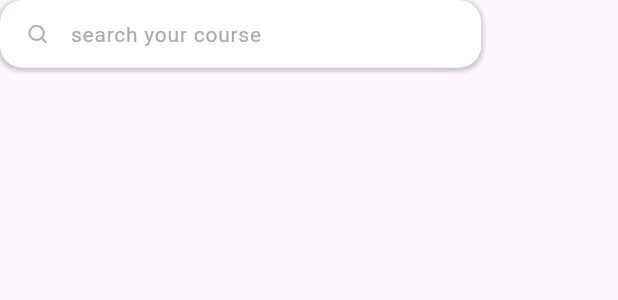
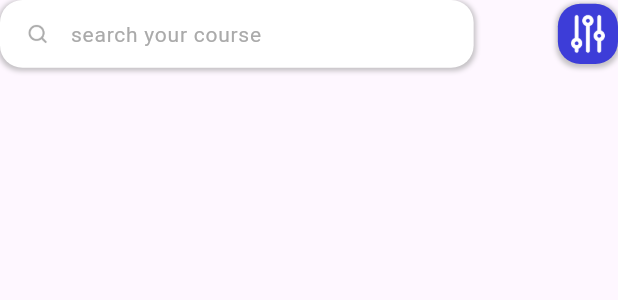
Before and after one commit to asif055/ulearning_app, a Flutter app: what searchBar() shows on an empty page, opened directly, on a phone screen of 412 x 824 dp. Shown: the top 300 px of the screen. Run offline on Flutter 3.47's test engine with Material 3 defaults, Android fonts, the phone set to English and light mode, and no system bars; our stand-ins replace cloud_firestore, dots_indicator, firebase_auth, firebase_core, flutter_riverpod, flutter_screenutil and 3 more; accounts and stored records are empty; generated files the repository leaves out were written again.

Commit message:
some changes

```diff
--- a/lib/common/utils/image_res.dart
+++ b/lib/common/utils/image_res.dart
@@ -21,4 +21,5 @@ class ImageRes {
   static const String message = '$imageBase/message-circle.png';
   static const String profile = '$imageBase/person2.png';
   static const String searchIcon = '$imageBase/search.png';
+  static const String searchButton = '$imageBase/options.png';
 }
--- a/lib/common/widgets/app_shadows.dart
+++ b/lib/common/widgets/app_shadows.dart
@@ -29,6 +29,7 @@ BoxDecoration appBoxShadowWithRadius({
   double radius = 15,
   double sR = 1,
   double bR = 2,
+  BoxBorder? border,
 
 }) {
   return BoxDecoration(
@@ -37,6 +38,7 @@ BoxDecoration appBoxShadowWithRadius({
         topLeft: Radius.circular(20.h),
         topRight: Radius.circular(20.h),
       ),
+      border: border,
       boxShadow: [
         BoxShadow(
             color: Colors.grey.withOpacity(0.1),
--- a/lib/common/widgets/search_widget.dart
+++ b/lib/common/widgets/search_widget.dart
@@ -9,9 +9,10 @@ import '../utils/image_res.dart';
 
 Widget searchBar() {
   return Row(
+    mainAxisAlignment: MainAxisAlignment.spaceBetween,
     children: [
       Container(
-        width: 320.w,
+        width: 315.w,
         height: 45.h,
         decoration: appBoxShadow(
           color: AppColors.primaryBackground,
@@ -33,6 +34,17 @@ Widget searchBar() {
             )
           ],
         ),
+      ),
+      // search button
+      GestureDetector(
+        child: Container(
+          width: 40.w,
+          height: 40.h,
+          padding: EdgeInsets.all(5.w),
+          decoration: appBoxShadow(
+              boxBorder: Border.all(color: AppColors.primaryElement)),
+          child: appImage(imagePath: ImageRes.searchButton),
+        ),
       )
     ],
   );
```
